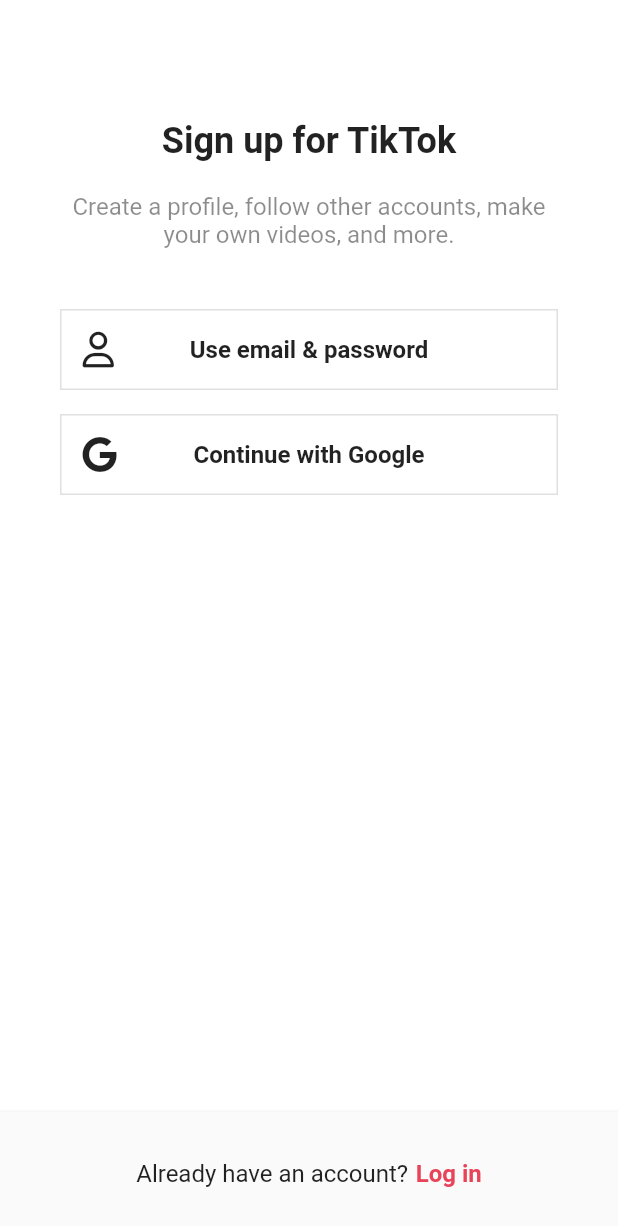
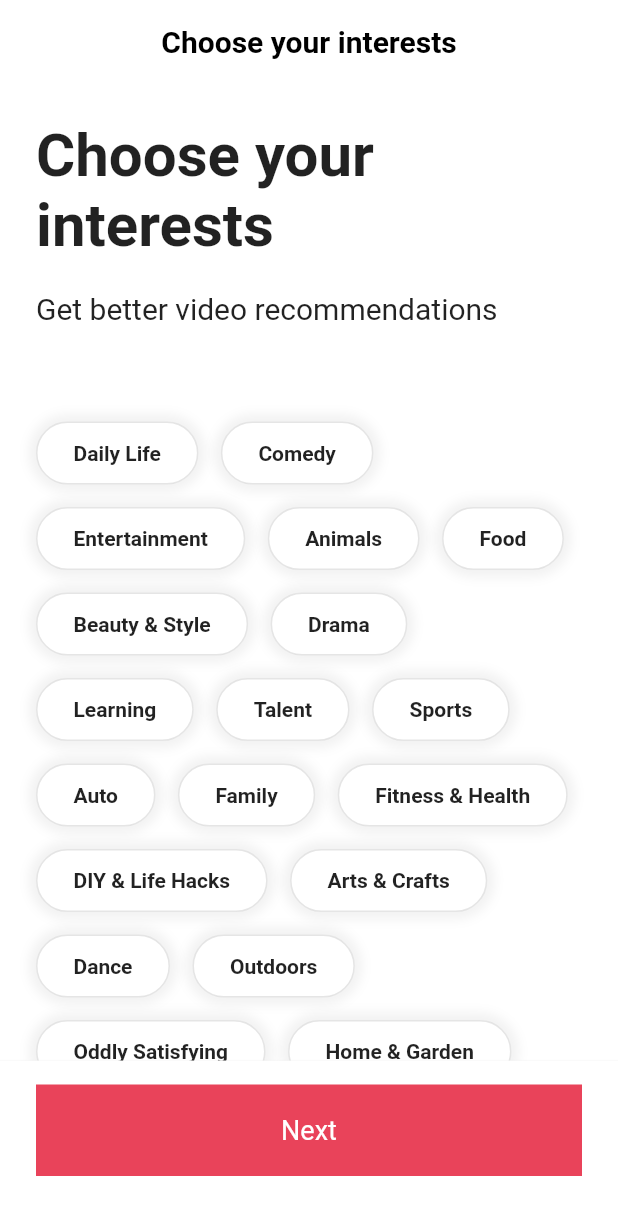
Before and after one commit to ghrms80/tiktok_clone_re0, a Flutter app: the screen it shows after launch, on a phone screen of 412 x 824 dp. Shown: the top 1226 px of the screen. Run offline on Flutter 3.47's test engine with Material 2 defaults, Android fonts, the phone set to English and light mode, and no system bars; our stand-ins replace font_awesome_flutter.

Commit message:
5.1 Interests Screen

```diff
--- a/lib/features/authentication/widgets/form_button.dart
+++ b/lib/features/authentication/widgets/form_button.dart
@@ -4,9 +4,11 @@
   const FormButton({
     super.key,
     required this.disabled,
+    this.text = 'Next',
   });
 
   final bool disabled;
+  final String text;
 
   @override
   Widget build(BuildContext context) {
@@ -26,8 +28,8 @@
             color: disabled ? Colors.grey.shade400 : Colors.white,
             fontWeight: FontWeight.bold,
           ),
-          child: const Text(
-            'Next',
+          child: Text(
+            text,
             textAlign: TextAlign.center,
           ),
         ),
--- /dev/null
+++ b/lib/features/onboarding/interests_screen.dart
@@ -0,0 +1,147 @@
+import 'package:flutter/material.dart';
+import 'package:tiktoc_clne_re0/constant/gaps.dart';
+
+const interests = [
+  "Daily Life",
+  "Comedy",
+  "Entertainment",
+  "Animals",
+  "Food",
+  "Beauty & Style",
+  "Drama",
+  "Learning",
+  "Talent",
+  "Sports",
+  "Auto",
+  "Family",
+  "Fitness & Health",
+  "DIY & Life Hacks",
+  "Arts & Crafts",
+  "Dance",
+  "Outdoors",
+  "Oddly Satisfying",
+  "Home & Garden",
+  "Daily Life",
+  "Comedy",
+  "Entertainment",
+  "Animals",
+  "Food",
+  "Beauty & Style",
+  "Drama",
+  "Learning",
+  "Talent",
+  "Sports",
+  "Auto",
+  "Family",
+  "Fitness & Health",
+  "DIY & Life Hacks",
+  "Arts & Crafts",
+  "Dance",
+  "Outdoors",
+  "Oddly Satisfying",
+  "Home & Garden",
+];
+
+class InterestsScreen extends StatelessWidget {
+  const InterestsScreen({super.key});
+
+  @override
+  Widget build(BuildContext context) {
+    return Scaffold(
+      appBar: AppBar(
+        title: const Text("Choose your interests"),
+        centerTitle: true,
+      ),
+      body: SingleChildScrollView(
+        child: Padding(
+          padding: const EdgeInsets.only(
+            left: 24,
+            right: 24,
+            bottom: 16,
+          ),
+          child: Column(
+            crossAxisAlignment: CrossAxisAlignment.start,
+            children: [
+              Gaps.v24,
+              const Text(
+                "Choose your interests",
+                style: TextStyle(
+                  fontSize: 40,
+                  fontWeight: FontWeight.bold,
+                ),
+              ),
+              Gaps.v20,
+              const Text(
+                "Get better video recommendations",
+                style: TextStyle(
+                  fontSize: 20,
+                ),
+              ),
+              Gaps.v64,
+              Wrap(
+                spacing: 15,
+                runSpacing: 15,
+                children: [
+                  for (var interest in interests)
+                    Container(
+                      padding: const EdgeInsets.symmetric(
+                        vertical: 12,
+                        horizontal: 24,
+                      ),
+                      decoration: BoxDecoration(
+                        color: Colors.white,
+                        borderRadius: BorderRadius.circular(32),
+                        border: Border.all(
+                          color: Colors.black.withOpacity(0.1),
+                        ),
+                        boxShadow: [
+                          BoxShadow(
+                            color: Colors.black.withOpacity(0.05),
+                            blurRadius: 5,
+                            spreadRadius: 5,
+                          ),
+                        ],
+                      ),
+                      child: Text(
+                        interest,
+                        style: const TextStyle(
+                          fontWeight: FontWeight.bold,
+                        ),
+                      ),
+                    ),
+                ],
+              ),
+            ],
+          ),
+        ),
+      ),
+      bottomNavigationBar: BottomAppBar(
+        elevation: 1,
+        child: Padding(
+          padding: const EdgeInsets.only(
+            top: 16,
+            bottom: 40,
+            left: 24,
+            right: 24,
+          ),
+          child: Container(
+            padding: const EdgeInsets.symmetric(
+              vertical: 20,
+            ),
+            decoration: BoxDecoration(
+              color: Theme.of(context).primaryColor,
+            ),
+            child: const Text(
+              "Next",
+              textAlign: TextAlign.center,
+              style: TextStyle(
+                color: Colors.white,
+                fontSize: 18,
+              ),
+            ),
+          ),
+        ),
+      ),
+    );
+  }
+}
--- a/lib/main.dart
+++ b/lib/main.dart
@@ -1,5 +1,5 @@
 import 'package:flutter/material.dart';
-import 'package:tiktoc_clne_re0/features/authentication/sign_up_screen.dart';
+import 'package:tiktoc_clne_re0/features/onboarding/interests_screen.dart';
 
 void main() {
   runApp(const TikTokApp());
@@ -27,7 +27,7 @@
           ),
         ),
       ),
-      home: const SignUpScreen(),
+      home: const InterestsScreen(),
     );
   }
 }
```
Also changed, not shown: lib/features/authentication/birthday_screen.dart (+113 -3 lines), lib/features/authentication/login_form_screen.dart (added, +120 -0 lines), lib/features/authentication/login_screen.dart (+4 -4 lines).
